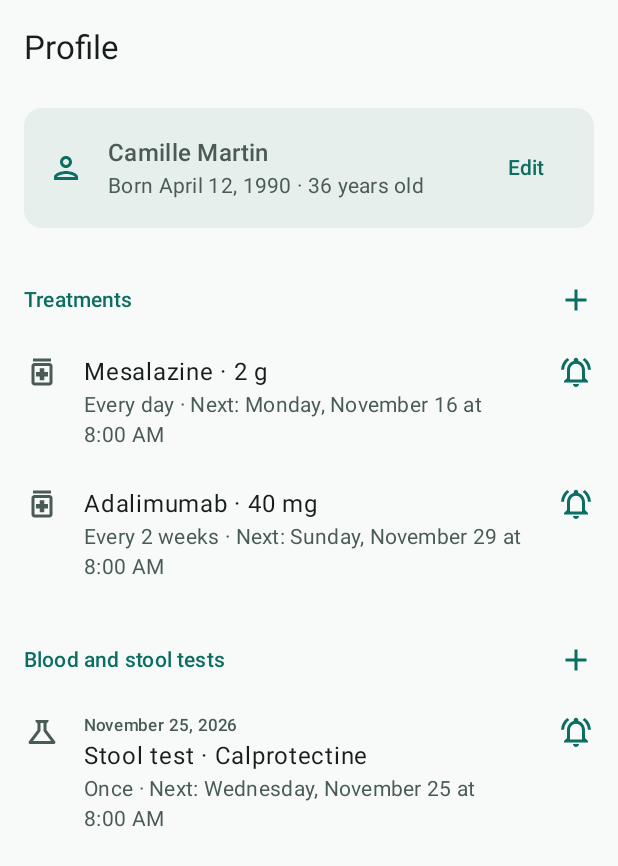
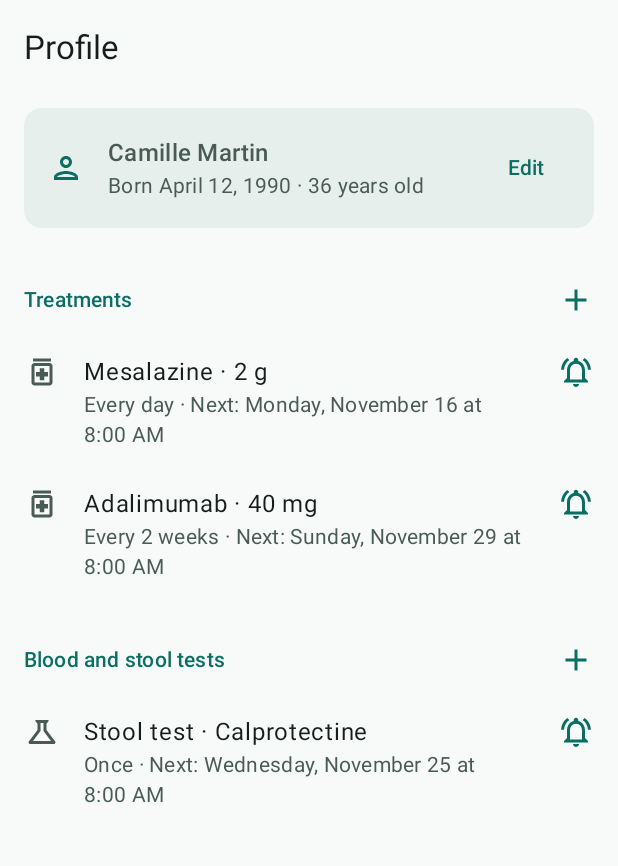
Before and after one commit to Djef0o/IBD_Journal, an Android app built with Jetpack Compose: the @Preview function ProfilePreview, on a phone screen of 412 x 824 dp. Shown: the top 866 px of the screen. Run offline under Robolectric (Android 15) with nearby library versions, the phone set to English and light mode, and no system bars; libraries missing offline, so code that uses them is left out: androidx.hilt.lifecycle.

Commit message:
Show next due date in schedule status instead of reminder state
- Status line now always shows the next occurrence, even when the
  reminder is disabled; the bell icon already conveys notification state
- Past one-off schedules show their start date instead of "No upcoming
  reminder"
- Drop the checkup date overline from ScheduledRow, now redundant
- Remove the unused schedule_done string from all locales

```diff
--- a/app/src/main/java/fr/ibdjournal/app/ui/profile/ProfileEditors.kt
+++ b/app/src/main/java/fr/ibdjournal/app/ui/profile/ProfileEditors.kt
@@ -485,13 +485,17 @@ fun repeatSummary(schedule: ReminderSchedule): String {
     }
 }
 
-/** Ligne d'état : périodicité et prochaine notification. */
+/**
+ * Ligne d'état : périodicité et prochaine échéance (l'icône de cloche indique si elle sera
+ * notifiée). Une échéance unique passée affiche simplement sa date.
+ */
 @Composable
 fun scheduleStatus(schedule: ReminderSchedule): String {
     val repeat = repeatSummary(schedule)
-    val reminder = when {
-        !schedule.enabled -> stringResource(R.string.reminder_off)
-        else -> schedule.nextOccurrence(LocalDateTime.now())?.let { next ->
+    val next = schedule.nextOccurrence(LocalDateTime.now())
+    val date = if (next == null) {
+        DateFormats.dayMonthYear(schedule.startDate)
+    } else {
         stringResource(
             R.string.schedule_next,
             stringResource(
@@ -500,9 +504,8 @@ fun scheduleStatus(schedule: ReminderSchedule): String {
                 DateFormats.time(next.hour, next.minute),
             ),
         )
-        } ?: stringResource(R.string.schedule_done)
     }
-    return "$repeat · $reminder"
+    return "$repeat · $date"
 }
 
 /** Le DatePicker travaille en millisecondes UTC à minuit. */
--- a/app/src/main/java/fr/ibdjournal/app/ui/profile/ProfileScreen.kt
+++ b/app/src/main/java/fr/ibdjournal/app/ui/profile/ProfileScreen.kt
@@ -171,7 +171,6 @@ fun ProfileContent(
                     },
                     title = if (checkup.note.isBlank()) type else "$type · ${checkup.note}",
                     schedule = checkup.schedule,
-                    dateLine = DateFormats.dayMonthYear(checkup.schedule.startDate),
                     onClick = { editCheckup = Editing(checkup) },
                 )
             }
@@ -300,13 +299,9 @@ private fun ScheduledRow(
     title: String,
     schedule: ReminderSchedule,
     onClick: () -> Unit,
-    dateLine: String? = null,
 ) {
     ListItem(
         headlineContent = { Text(title) },
-        overlineContent = if (dateLine == null) null else {
-            { Text(dateLine) }
-        },
         supportingContent = { Text(scheduleStatus(schedule)) },
         leadingContent = { Icon(icon, contentDescription = null) },
         trailingContent = {
--- a/app/src/main/res/values/strings_profile.xml
+++ b/app/src/main/res/values/strings_profile.xml
@@ -64,7 +64,6 @@
         <item quantity="other">Every %1$d months</item>
     </plurals>
     <string name="schedule_next">Next: %1$s</string>
-    <string name="schedule_done">No upcoming reminder</string>
     <string name="decrease">Decrease</string>
     <string name="increase">Increase</string>
 
```
Also changed, not shown: 5 other files. Lines whose indentation alone changed are shown as unchanged.
